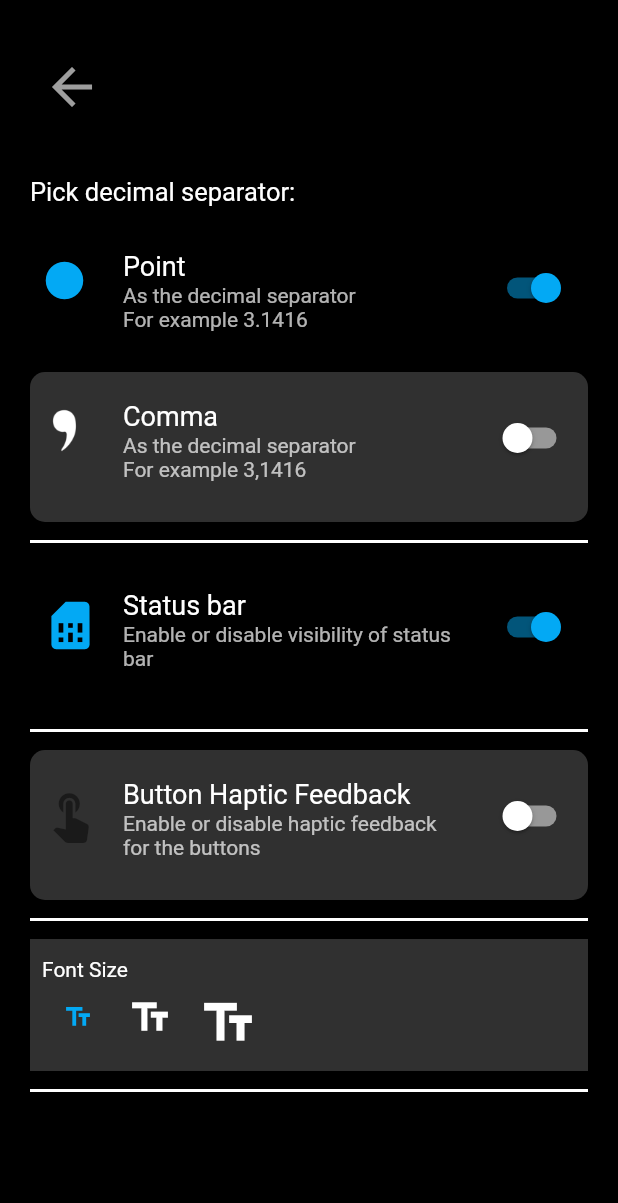
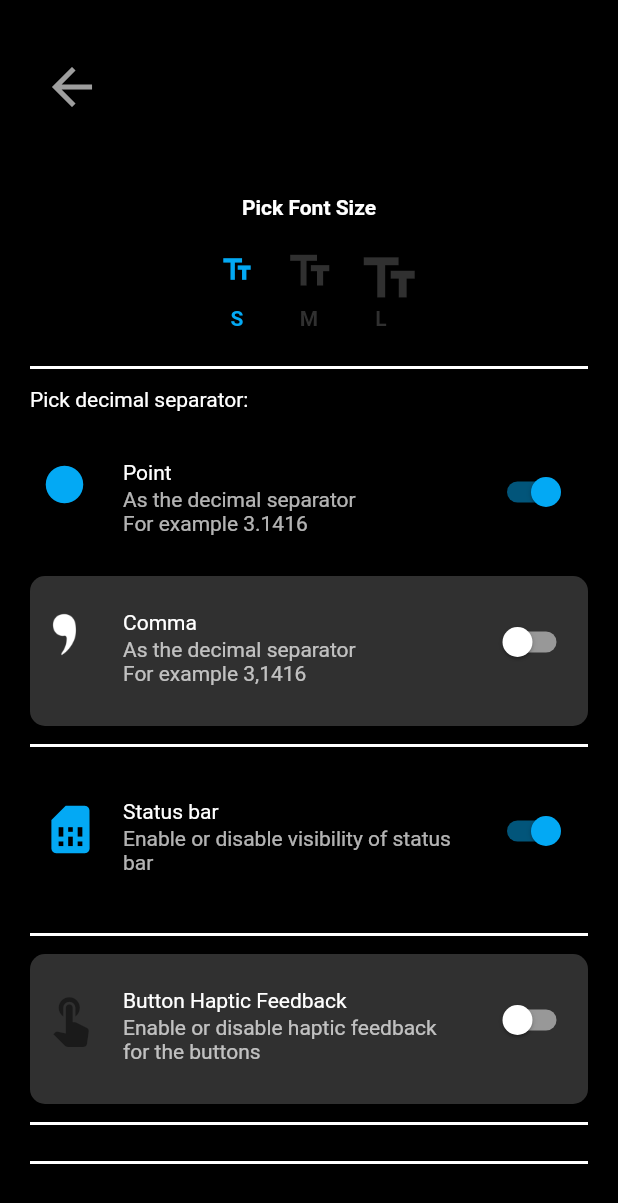
Before and after one commit to VictorCuerdo/InfiniCalc, a Flutter app: the SettingsScreen screen opened by its route, after a tap on the "text fields" icon, on a phone screen of 412 x 824 dp. Shown: the top 1203 px of the screen. Run offline on Flutter 3.47's test engine with Material 2 defaults, Android fonts, the phone set to English and light mode, and no system bars; our stand-ins replace flutter_colorpicker, shared_preferences; accounts and stored records are empty.

Commit message:
Font size for settings fixed

```diff
--- a/lib/widgets/settings.dart
+++ b/lib/widgets/settings.dart
@@ -6,8 +6,6 @@ import 'package:infinicalc/controllers/font_size_provider.dart';
 import 'package:infinicalc/controllers/navigation_utils.dart';
 import 'package:provider/provider.dart';
 import 'package:shared_preferences/shared_preferences.dart';
-
-// Import the required packages at the beginning of your file
 
 class SettingsScreen extends StatefulWidget {
   const SettingsScreen({super.key});
@@ -22,23 +20,26 @@ class _SettingsScreenState extends State<SettingsScreen> {
   bool commaSelected = false;
   bool statusBarVisible = true;
   static const double smallFontSize = 14.0;
-  static const double mediumFontSize = 18.0;
-  static const double largeFontSize = 22.0;
+  static const double mediumFontSize = 17.0;
+  static const double largeFontSize = 20.0;
 
-  // Class variable to store the current font size
   double fontSize = mediumFontSize;
 
   @override
   void initState() {
     super.initState();
-    _loadFontSize();
+    _loadSettings();
   }
 
-  Future<void> _loadFontSize() async {
+  Future<void> _loadSettings() async {
     final prefs = await SharedPreferences.getInstance();
     setState(() {
-      fontSize = (prefs.getDouble('fontSize') ?? mediumFontSize);
+      fontSize = prefs.getDouble('fontSize') ?? mediumFontSize;
+      // Here you can load other settings like hapticFeedback, pointSelected, etc.
     });
+
+    // Update the provider value
+    Provider.of<FontSizeProvider>(context, listen: false).fontSize = fontSize;
   }
 
   _saveFontSize() async {
@@ -72,13 +73,147 @@ class _SettingsScreenState extends State<SettingsScreen> {
             ),
 
             const SizedBox(height: 40),
+            //FONT SIZE  ROW
+            ListTile(
+              title: Center(
+                child: Text(
+                  'Pick Font Size',
+                  style: TextStyle(
+                    color: Colors.white,
+                    fontWeight: FontWeight.bold,
+                    fontSize: fontSize, // Use the dynamic font size here
+                  ),
+                ),
+              ),
+              subtitle: Column(
+                mainAxisSize: MainAxisSize.min,
+                children: [
+                  const SizedBox(height: 10),
+                  Center(
+                    child: Row(
+                      mainAxisSize: MainAxisSize.min, // This centers the row
+                      children: [
+                        Column(
+                          mainAxisSize: MainAxisSize.min,
+                          children: [
+                            IconButton(
+                              icon: const Icon(Icons.text_fields, size: 23),
+                              color: fontSize == smallFontSize
+                                  ? Colors.lightBlue
+                                  : Colors.grey[850],
+                              onPressed: () {
+                                setState(() {
+                                  fontSize = smallFontSize;
+                                  _saveFontSize();
+                                });
+                                // Update the provider value
+                                Provider.of<FontSizeProvider>(context,
+                                        listen: false)
+                                    .fontSize = smallFontSize;
+                              },
+                            ),
+                            Text(
+                              'S',
+                              style: TextStyle(
+                                fontSize: fontSize, // Dynamic font size
+                                color: fontSize == smallFontSize
+                                    ? Colors.lightBlue
+                                    : Colors.grey[850],
+                                fontWeight: FontWeight.bold,
+                              ),
+                            ),
+                          ],
+                        ),
+                        Column(
+                          mainAxisSize: MainAxisSize.min,
+                          children: [
+                            IconButton(
+                              icon: const Icon(Icons.text_fields, size: 33),
+                              color: fontSize == mediumFontSize
+                                  ? Colors.lightBlue
+                                  : Colors.grey[850],
+                              onPressed: () {
+                                setState(() {
+                                  fontSize = mediumFontSize;
+                                  _saveFontSize();
+                                });
+                                // Update the provider value
+                                Provider.of<FontSizeProvider>(context,
+                                        listen: false)
+                                    .fontSize = mediumFontSize;
+                              },
+                            ),
+                            Text(
+                              'M',
+                              style: TextStyle(
+                                fontSize: fontSize, // Dynamic font size
+                                color: fontSize == mediumFontSize
+                                    ? Colors.lightBlue
+                                    : Colors.grey[850],
+                                fontWeight: FontWeight.bold,
+                              ),
+                            ),
+                          ],
+                        ),
+                        Column(
+                          mainAxisSize: MainAxisSize.min,
+                          children: [
+                            IconButton(
+                              icon: const Icon(Icons.text_fields, size: 43),
+                              color: fontSize == largeFontSize
+                                  ? Colors.lightBlue
+                                  : Colors.grey[850],
+                              onPressed: () {
+                                setState(() {
+                                  fontSize = largeFontSize;
+                                  _saveFontSize();
+                                });
+                                // Update the provider value
+                                Provider.of<FontSizeProvider>(context,
+                                        listen: false)
+                                    .fontSize = largeFontSize;
+                              },
+                            ),
+                            Text(
+                              'L',
+                              style: TextStyle(
+                                fontSize: fontSize, // Dynamic font size
+                                color: fontSize == largeFontSize
+                                    ? Colors.lightBlue
+                                    : Colors.grey[850],
+                                fontWeight: FontWeight.bold,
+                              ),
+                            ),
+                          ],
+                        ),
+                      ],
+                    ),
+                  ),
+                ],
+              ),
+              contentPadding: const EdgeInsets.all(8),
+              tileColor: Colors.transparent,
+            ),
+
+            const SizedBox(height: 5),
+            const Divider(
+              color: Colors.white,
+              thickness: 2,
+            ),
+            const SizedBox(height: 5),
             // NUMBER FORMATING ROW********
             // Decimal Separator Settings
-            const Text(
+            Consumer<FontSizeProvider>(
+              builder: (context, fontSizeProvider, child) {
+                return Text(
                   'Pick decimal separator:',
-              style: TextStyle(fontSize: 17, color: Colors.white),
+                  style: TextStyle(
+                      fontSize: fontSizeProvider.fontSize, color: Colors.white),
                   textAlign: TextAlign.left,
+                );
+              },
             ),
+
             const SizedBox(height: 10),
             buildSwitchListTile(
               'Point',
@@ -127,10 +262,17 @@ class _SettingsScreenState extends State<SettingsScreen> {
 
             // Settings UI
             // STATUS BAR ROW
+            // Status Bar SwitchListTile
             SwitchListTile(
-              title: const Text(
+              title: Consumer<FontSizeProvider>(
+                builder: (context, fontSizeProvider, child) {
+                  return Text(
                     'Status bar',
-                style: TextStyle(color: Colors.white, fontSize: 18),
+                    style: TextStyle(
+                        color: Colors.white,
+                        fontSize: fontSizeProvider.fontSize),
+                  );
+                },
               ),
               value: statusBarVisible,
               onChanged: (bool value) {
@@ -144,9 +286,15 @@ class _SettingsScreenState extends State<SettingsScreen> {
                 });
               },
               secondary: const Icon(Icons.sim_card, size: 38),
-              subtitle: const Text(
+              subtitle: Consumer<FontSizeProvider>(
+                builder: (context, fontSizeProvider, child) {
+                  return Text(
                     'Enable or disable visibility of status bar',
-                style: TextStyle(color: Colors.white70),
+                    style: TextStyle(
+                        color: Colors.white70,
+                        fontSize: fontSizeProvider.fontSize),
+                  );
+                },
               ),
               isThreeLine: true,
               dense: false,
@@ -172,11 +320,17 @@ class _SettingsScreenState extends State<SettingsScreen> {
             ),
             const SizedBox(height: 5),
 
-            // HAPTIC BUTTON ROW
+            // Haptic Button SwitchListTile
             SwitchListTile(
-              title: const Text(
+              title: Consumer<FontSizeProvider>(
+                builder: (context, fontSizeProvider, child) {
+                  return Text(
                     'Button Haptic Feedback',
-                style: TextStyle(color: Colors.white, fontSize: 18),
+                    style: TextStyle(
+                        color: Colors.white,
+                        fontSize: fontSizeProvider.fontSize),
+                  );
+                },
               ),
               value: hapticFeedback,
               onChanged: (bool value) {
@@ -185,9 +339,15 @@ class _SettingsScreenState extends State<SettingsScreen> {
                 });
               },
               secondary: const Icon(Icons.touch_app, size: 38),
-              subtitle: const Text(
+              subtitle: Consumer<FontSizeProvider>(
+                builder: (context, fontSizeProvider, child) {
+                  return Text(
                     'Enable or disable haptic feedback for the buttons',
-                style: TextStyle(color: Colors.white70),
+                    style: TextStyle(
+                        color: Colors.white70,
+                        fontSize: fontSizeProvider.fontSize),
+                  );
+                },
               ),
               isThreeLine: true,
               dense: false,
@@ -211,66 +371,7 @@ class _SettingsScreenState extends State<SettingsScreen> {
             const SizedBox(height: 5),
             const Divider(color: Colors.white, thickness: 2),
             const SizedBox(height: 5),
-            ListTile(
-              title: Text(
-                'Font Size',
-                style: TextStyle(
-                    color: Colors.white,
-                    fontSize: fontSize), // Use the dynamic font size here
-              ),
-              subtitle: Row(
-                mainAxisAlignment: MainAxisAlignment.start,
-                children: [
-                  IconButton(
-                    icon: const Icon(Icons.text_fields, size: 20),
-                    color: fontSize == smallFontSize
-                        ? Colors.lightBlue
-                        : Colors.white,
-                    onPressed: () {
-                      setState(() {
-                        fontSize = smallFontSize;
-                        _saveFontSize();
-                      });
-                      // Update the provider value
-                      Provider.of<FontSizeProvider>(context, listen: false)
-                          .fontSize = smallFontSize;
-                    },
-                  ),
-                  IconButton(
-                    icon: const Icon(Icons.text_fields, size: 30),
-                    color: fontSize == mediumFontSize
-                        ? Colors.lightBlue
-                        : Colors.white,
-                    onPressed: () {
-                      setState(() {
-                        fontSize = mediumFontSize;
-                        _saveFontSize();
-                      });
-                      // Update the provider value
-                      Provider.of<FontSizeProvider>(context, listen: false)
-                          .fontSize = mediumFontSize;
-                    },
-                  ),
-                  IconButton(
-                    icon: const Icon(Icons.text_fields, size: 40),
-                    color: fontSize == largeFontSize
-                        ? Colors.lightBlue
-                        : Colors.white,
-                    onPressed: () {
-                      setState(() {
-                        fontSize = largeFontSize;
-                        _saveFontSize();
-                      });
-                      // Update the provider value
-                      Provider.of<FontSizeProvider>(context, listen: false)
-                          .fontSize = largeFontSize;
-                    },
-                  ),
-                ],
-              ),
-              contentPadding: const EdgeInsets.all(8),
-              tileColor: Colors.grey[850],
-            ),
+
             const SizedBox(height: 5),
             const Divider(color: Colors.white, thickness: 2),
             const SizedBox(height: 5),
@@ -284,16 +385,26 @@ class _SettingsScreenState extends State<SettingsScreen> {
   SwitchListTile buildSwitchListTile(String title, String subtitle, bool value,
       Widget secondaryWidget, void Function(bool) onChanged) {
     return SwitchListTile(
-      title: Text(
+      title: Consumer<FontSizeProvider>(
+        builder: (context, fontSizeProvider, child) {
+          return Text(
             title,
-        style: const TextStyle(color: Colors.white, fontSize: 18),
+            style: TextStyle(
+                color: Colors.white, fontSize: fontSizeProvider.fontSize),
+          );
+        },
       ),
       value: value,
       onChanged: onChanged,
       secondary: secondaryWidget,
-      subtitle: Text(
+      subtitle: Consumer<FontSizeProvider>(
+        builder: (context, fontSizeProvider, child) {
+          return Text(
             subtitle,
-        style: const TextStyle(color: Colors.white70),
+            style: TextStyle(
+                color: Colors.white70, fontSize: fontSizeProvider.fontSize),
+          );
+        },
       ),
       isThreeLine: true,
       dense: false,
```
Lines whose indentation alone changed are shown as unchanged.
